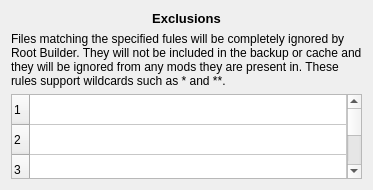
First picture: the form in src/plugin/rootbuilder/ui/rootbuilder_exclusions.ui, repository Kezyma/ModOrganizer-Plugins, before the edit.
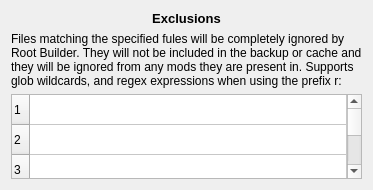
Second picture: the form after the edit.

Commit message: root builder regex matching.

Patch:
```diff
--- a/src/plugin/rootbuilder/ui/rootbuilder_exclusions.ui
+++ b/src/plugin/rootbuilder/ui/rootbuilder_exclusions.ui
@@ -40,7 +40,7 @@
    <item>
     <widget class="QLabel" name="exclusionsDesc">
      <property name="text">
-      <string>Files matching the specified fules will be completely ignored by Root Builder. They will not be included in the backup or cache and they will be ignored from any mods they are present in. These rules support wildcards such as * and **.</string>
+      <string>Files matching the specified fules will be completely ignored by Root Builder. They will not be included in the backup or cache and they will be ignored from any mods they are present in. Supports glob wildcards, and regex expressions when using the prefix r:</string>
      </property>
      <property name="wordWrap">
       <bool>true</bool>
```
The commit also changes 10 other files.
